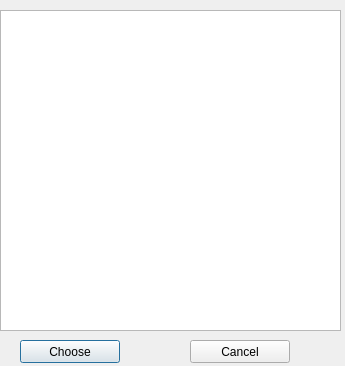
First picture: the form in ui/pick-string.ui, repository berndhs/deeptrim, before the edit.
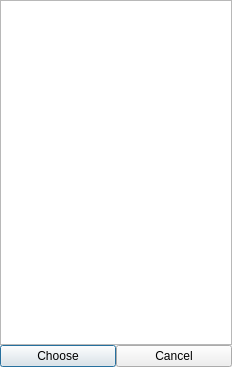
Second picture: the form after the edit. Icons and pictures are not drawn.

```diff
--- a/ui/pick-string.ui
+++ b/ui/pick-string.ui
@@ -7,8 +7,8 @@
    <rect>
     <x>0</x>
     <y>0</y>
-    <width>345</width>
-    <height>366</height>
+    <width>232</width>
+    <height>367</height>
    </rect>
   </property>
   <property name="windowTitle">
@@ -18,42 +18,33 @@
    <iconset resource="../dchat.qrc">
     <normaloff>:/dchatlogo.png</normaloff>:/dchatlogo.png</iconset>
   </property>
-  <widget class="QListView" name="stringList">
-   <property name="geometry">
-    <rect>
-     <x>0</x>
-     <y>10</y>
-     <width>341</width>
-     <height>321</height>
-    </rect>
-   </property>
-  </widget>
+  <layout class="QGridLayout" name="gridLayout">
+   <item row="0" column="0" colspan="2">
+    <widget class="QListView" name="stringList"/>
+   </item>
+   <item row="1" column="0">
   <widget class="QPushButton" name="pickButton">
-   <property name="geometry">
-    <rect>
-     <x>20</x>
-     <y>340</y>
-     <width>100</width>
-     <height>23</height>
-    </rect>
-   </property>
    <property name="text">
     <string>Choose</string>
    </property>
-  </widget>
+     <property name="icon">
+      <iconset resource="../permute.qrc">
+       <normaloff>:/icons/dialog-ok.png</normaloff>:/icons/dialog-ok.png</iconset>
+     </property>
+    </widget>
+   </item>
+   <item row="1" column="1">
   <widget class="QPushButton" name="cancelButton">
-   <property name="geometry">
-    <rect>
-     <x>190</x>
-     <y>340</y>
-     <width>100</width>
-     <height>23</height>
-    </rect>
-   </property>
    <property name="text">
     <string>Cancel</string>
    </property>
-  </widget>
+     <property name="icon">
+      <iconset resource="../permute.qrc">
+       <normaloff>:/icons/dialog-cancel.png</normaloff>:/icons/dialog-cancel.png</iconset>
+     </property>
+    </widget>
+   </item>
+  </layout>
  </widget>
  <layoutdefault spacing="0" margin="0"/>
  <resources>
```
Left out of the diff: 8 changed lines with no effect on the pictures. Lines whose indentation alone changed are shown as unchanged.
